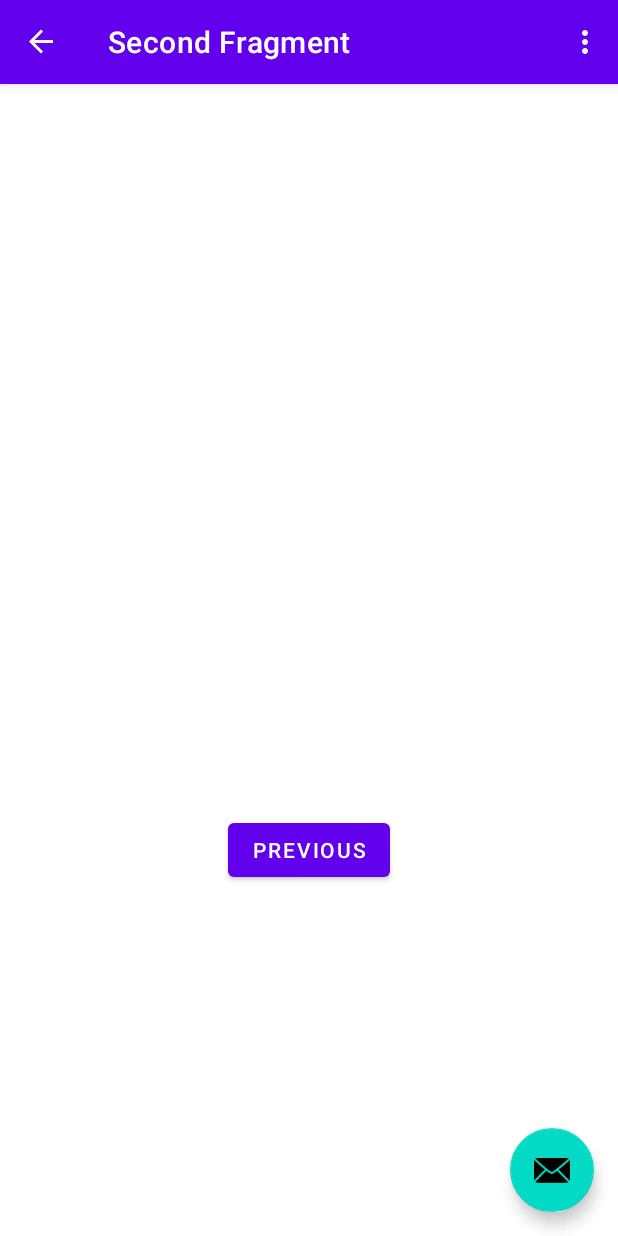
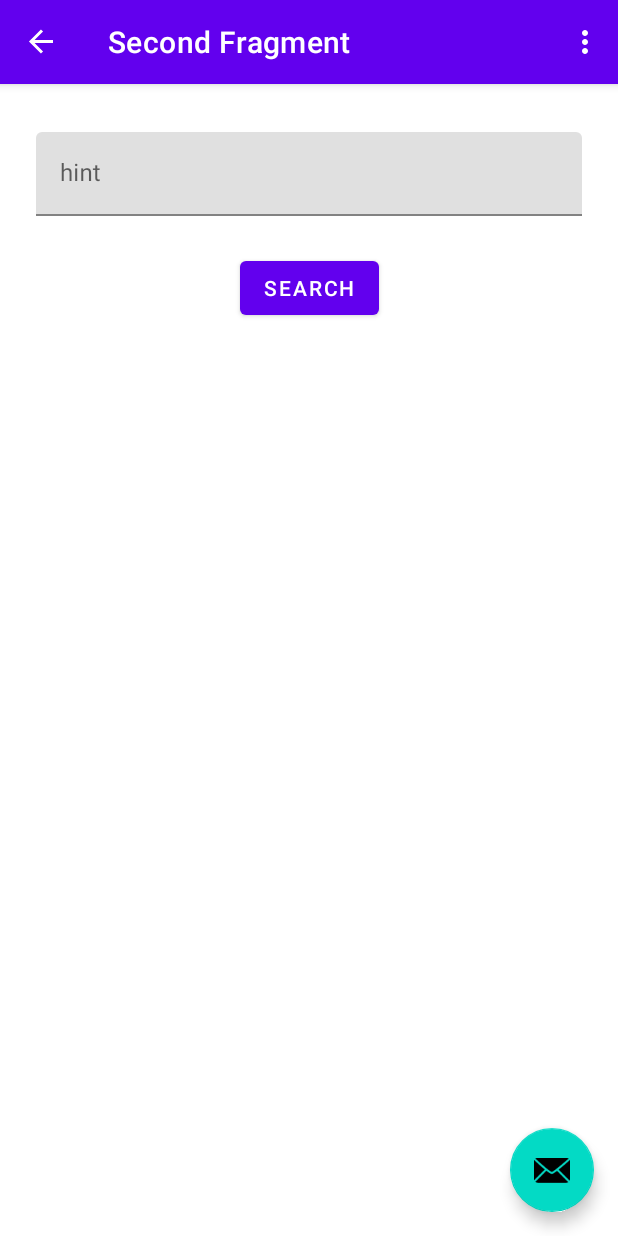
Before and after one commit to jmsaez2712/MWStats, an Android app: the SecondFragment screen opened through its navigation route, on a phone screen of 412 x 824 dp. Run offline under Robolectric (Android 15) with nearby library versions, the phone set to English and light mode, and no system bars; our stand-ins replace navigation-ui; network calls fail; 1 statement that could not run was skipped.

Commit message:
Added Repository and PlayerViewModel

```diff
--- a/app/src/main/java/dev/jmsaez/projectapi/FirstFragment.kt
+++ b/app/src/main/java/dev/jmsaez/projectapi/FirstFragment.kt
@@ -44,7 +44,7 @@ class FirstFragment : Fragment() {
     override fun onViewCreated(view: View, savedInstanceState: Bundle?) {
         super.onViewCreated(view, savedInstanceState)
 
-        binding.buttonFirst.setOnClickListener {
+        binding.cardPlayer.setOnClickListener{
             findNavController().navigate(R.id.action_FirstFragment_to_SecondFragment)
         }
 
@@ -60,24 +60,24 @@ class FirstFragment : Fragment() {
 
 
 
-        var retrofit = Retrofit.Builder()
-            .baseUrl("https://call-of-duty-modern-warfare.p.rapidapi.com/")
-            .addConverterFactory(GsonConverterFactory.create())
-            .build()
+//        var retrofit = Retrofit.Builder()
+//            .baseUrl("https://call-of-duty-modern-warfare.p.rapidapi.com/")
+//            .addConverterFactory(GsonConverterFactory.create())
+//            .build()
 
 
 
-        var client = retrofit.create(RestClient::class.java)
-        var player: Call<Player> = client.getFullPlayer("Amartin743", "psn")
-        player.enqueue(object: Callback<Player>{
-            override fun onResponse(call: Call<Player>, response: Response<Player>) {
-                Log.v(":::XXX", response.body().toString())
-            }
-
-            override fun onFailure(call: Call<Player>, t: Throwable) {
-                Log.v(":::XXX", t.toString())
-            }
-        })
+//        var client = retrofit.create(RestClient::class.java)
+//        var player: Call<Player> = client.getFullPlayer("Amartin743", "psn")
+//        player.enqueue(object: Callback<Player>{
+//            override fun onResponse(call: Call<Player>, response: Response<Player>) {
+//                Log.v(":::XXX", response.body().toString())
+//            }
+//
+//            override fun onFailure(call: Call<Player>, t: Throwable) {
+//                Log.v(":::XXX", t.toString())
+//            }
+//        })
 
         }
 
--- a/app/src/main/java/dev/jmsaez/projectapi/SecondFragment.kt
+++ b/app/src/main/java/dev/jmsaez/projectapi/SecondFragment.kt
@@ -1,12 +1,15 @@
 package dev.jmsaez.projectapi
 
 import android.os.Bundle
+import android.util.Log
 import androidx.fragment.app.Fragment
 import android.view.LayoutInflater
 import android.view.View
 import android.view.ViewGroup
+import androidx.lifecycle.ViewModelProvider
 import androidx.navigation.fragment.findNavController
 import dev.jmsaez.projectapi.databinding.FragmentSecondBinding
+import dev.jmsaez.projectapi.viewmodel.PlayerViewModel
 
 /**
  * A simple [Fragment] subclass as the second destination in the navigation.
@@ -31,10 +34,13 @@ class SecondFragment : Fragment() {
 
     override fun onViewCreated(view: View, savedInstanceState: Bundle?) {
         super.onViewCreated(view, savedInstanceState)
+        var pvm = ViewModelProvider(this).get(PlayerViewModel::class.java)
+        pvm.getPlayer("Amartin743", "psn")
+        var liveData = pvm.getPlayerLiveData()
+        liveData?.observe(viewLifecycleOwner) {
+            Log.d(":::LIVEDATA", it.toString())
+        }
 
-        binding.buttonSecond.setOnClickListener {
-            findNavController().navigate(R.id.action_SecondFragment_to_FirstFragment)
-        }
     }
 
     override fun onDestroyView() {
--- a/app/src/main/java/dev/jmsaez/projectapi/model/api/RestClient.kt
+++ b/app/src/main/java/dev/jmsaez/projectapi/model/api/RestClient.kt
@@ -2,6 +2,7 @@ package dev.jmsaez.projectapi.model.api
 
 import dev.jmsaez.projectapi.model.entity.Player
 import retrofit2.Call
+import retrofit2.Response
 import retrofit2.http.GET
 import retrofit2.http.Headers
 
@@ -14,6 +15,6 @@ interface RestClient {
         "X-RapidAPI-Key: 631591178fmsh9a53bae88452547p1aa000jsnfbb142235217"
     )
     @GET("multiplayer/{gamertag}/{platform}")
-    fun getFullPlayer(@Path("gamertag")platform:String, @Path("platform")playerName:String): Call<Player>
+    suspend fun getFullPlayer(@Path("gamertag")platform:String, @Path("platform")playerName:String): Response<Player>
 
 }
--- /dev/null
+++ b/app/src/main/java/dev/jmsaez/projectapi/model/repository/Repository.kt
@@ -0,0 +1,44 @@
+package dev.jmsaez.projectapi.model.repository
+
+import android.content.Context
+import androidx.lifecycle.MutableLiveData
+import dev.jmsaez.projectapi.model.api.RestClient
+import dev.jmsaez.projectapi.model.entity.Player
+import kotlinx.coroutines.CoroutineScope
+import kotlinx.coroutines.Dispatchers
+import kotlinx.coroutines.launch
+import retrofit2.Retrofit
+import retrofit2.converter.gson.GsonConverterFactory
+import retrofit2.create
+
+class Repository(context: Context) {
+    var restClient: RestClient
+    var playerLiveData: MutableLiveData<Player>
+    init {
+        restClient = this.returnRestClient()
+        playerLiveData = MutableLiveData()
+    }
+    private fun returnRestClient():RestClient{
+        var retrofit = Retrofit.Builder()
+            .baseUrl("https://call-of-duty-modern-warfare.p.rapidapi.com/")
+            .addConverterFactory(GsonConverterFactory.create())
+            .build()
+        var restClient = retrofit.create(RestClient::class.java)
+        return restClient
+    }
+
+
+    fun getPlayer(player:String, platform:String){
+        CoroutineScope(Dispatchers.IO).launch {
+            val call = restClient.getFullPlayer(player, platform)
+            val player = call.body()
+            if(call.isSuccessful){
+                playerLiveData.postValue(player)
+            }
+        }
+    }
+
+    fun returnPlayerLiveData():MutableLiveData<Player>{
+        return playerLiveData
+    }
+}
--- /dev/null
+++ b/app/src/main/java/dev/jmsaez/projectapi/viewmodel/PlayerViewModel.kt
@@ -0,0 +1,25 @@
+package dev.jmsaez.projectapi.viewmodel
+
+import android.app.Application
+import androidx.lifecycle.AndroidViewModel
+import androidx.lifecycle.LiveData
+import androidx.lifecycle.MutableLiveData
+import dev.jmsaez.projectapi.model.entity.Player
+import dev.jmsaez.projectapi.model.repository.Repository
+
+class PlayerViewModel(application: Application): AndroidViewModel(application) {
+
+    var repository:Repository
+
+    init {
+       repository = Repository(application)
+    }
+
+    fun getPlayer(player:String, platform:String){
+        repository.getPlayer(player, platform)
+    }
+
+    fun getPlayerLiveData():MutableLiveData<Player> {
+        return repository.returnPlayerLiveData()
+    }
+}
--- a/app/src/main/res/layout/fragment_second.xml
+++ b/app/src/main/res/layout/fragment_second.xml
@@ -6,22 +6,57 @@
     android:layout_height="match_parent"
     tools:context=".SecondFragment">
 
-    <TextView
-        android:id="@+id/textview_second"
+    <com.google.android.material.textfield.TextInputLayout
+        android:id="@+id/search_input_layout"
+        android:layout_width="match_parent"
+        android:layout_height="wrap_content"
+        android:layout_marginStart="24dp"
+        android:layout_marginTop="32dp"
+        android:layout_marginEnd="24dp"
+        app:layout_constraintEnd_toEndOf="parent"
+        app:layout_constraintStart_toStartOf="parent"
+        app:layout_constraintTop_toTopOf="parent">
+
+        <com.google.android.material.textfield.TextInputEditText
+            android:id="@+id/it_search"
+            android:layout_width="match_parent"
+            android:layout_height="wrap_content"
+            android:hint="hint" />
+    </com.google.android.material.textfield.TextInputLayout>
+
+    <Button
+        android:id="@+id/bt_search"
         android:layout_width="wrap_content"
         android:layout_height="wrap_content"
-        app:layout_constraintBottom_toTopOf="@id/button_second"
+        android:layout_marginTop="24dp"
+        android:text="Search"
         app:layout_constraintEnd_toEndOf="parent"
         app:layout_constraintStart_toStartOf="parent"
-        app:layout_constraintTop_toTopOf="parent" />
+        app:layout_constraintTop_toBottomOf="@+id/search_input_layout" />
 
-    <Button
-        android:id="@+id/button_second"
-        android:layout_width="wrap_content"
-        android:layout_height="wrap_content"
-        android:text="@string/previous"
+    <androidx.cardview.widget.CardView
+        android:id="@+id/info_player"
+        android:layout_width="0dp"
+        android:layout_height="0dp"
+        android:visibility="gone"
         app:layout_constraintBottom_toBottomOf="parent"
         app:layout_constraintEnd_toEndOf="parent"
         app:layout_constraintStart_toStartOf="parent"
-        app:layout_constraintTop_toBottomOf="@id/textview_second" />
+        app:layout_constraintTop_toTopOf="parent">
+
+        <androidx.constraintlayout.widget.ConstraintLayout
+            android:layout_width="match_parent"
+            android:layout_height="match_parent">
+
+            <TextView
+                android:id="@+id/textView3"
+                android:layout_width="wrap_content"
+                android:layout_height="wrap_content"
+                android:text="TextView"
+                app:layout_constraintBottom_toBottomOf="parent"
+                app:layout_constraintEnd_toEndOf="parent"
+                app:layout_constraintStart_toStartOf="parent"
+                app:layout_constraintTop_toTopOf="parent" />
+        </androidx.constraintlayout.widget.ConstraintLayout>
+    </androidx.cardview.widget.CardView>
 </androidx.constraintlayout.widget.ConstraintLayout>
--- a/app/src/main/res/navigation/nav_graph.xml
+++ b/app/src/main/res/navigation/nav_graph.xml
@@ -19,10 +19,5 @@
         android:id="@+id/SecondFragment"
         android:name="dev.jmsaez.projectapi.SecondFragment"
         android:label="@string/second_fragment_label"
-        tools:layout="@layout/fragment_second">
-
-        <action
-            android:id="@+id/action_SecondFragment_to_FirstFragment"
-            app:destination="@id/FirstFragment" />
-    </fragment>
+        tools:layout="@layout/fragment_second"/>
 </navigation>
```
Also changed, not shown: app/src/main/java/dev/jmsaez/projectapi/model/entity/Player.kt (+18 -3 lines), app/src/main/res/layout/fragment_first.xml (+55 -11 lines), 1 other file.
